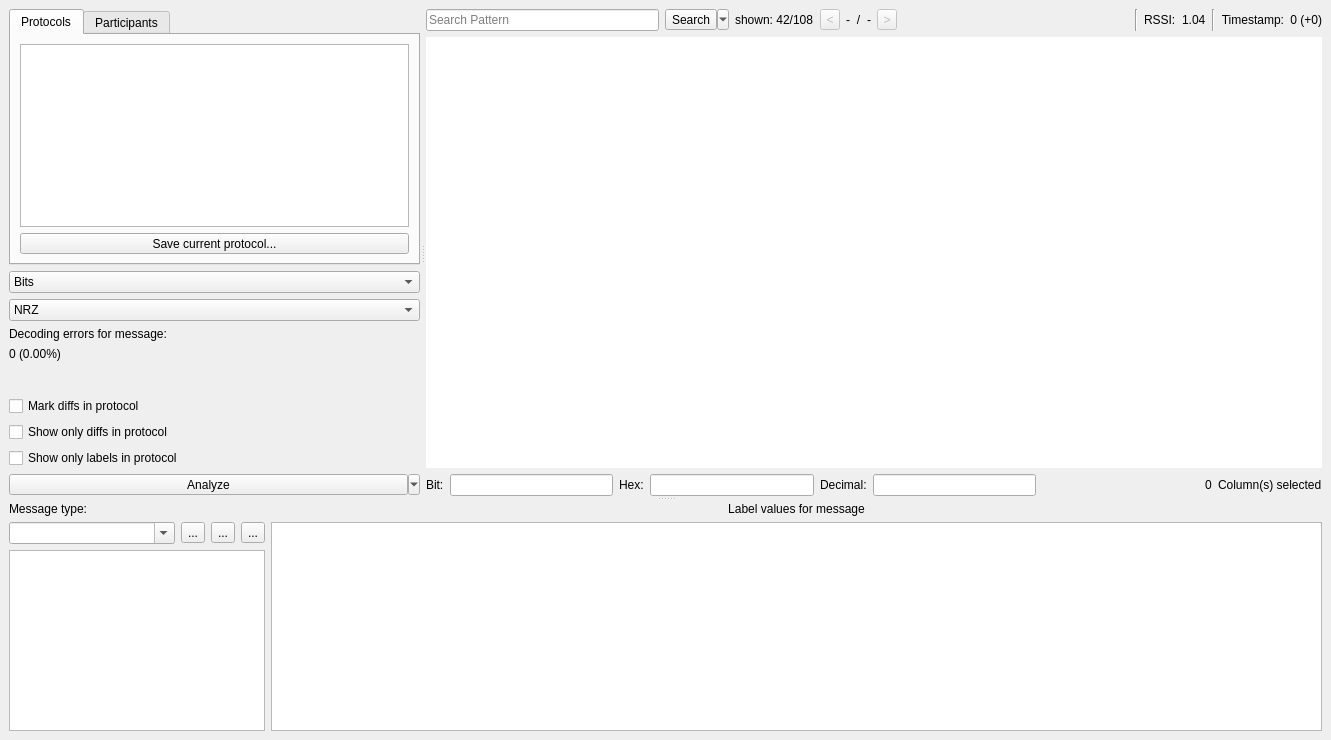
jopohl/urh, file ui/analysis.ui: the form before one commit.
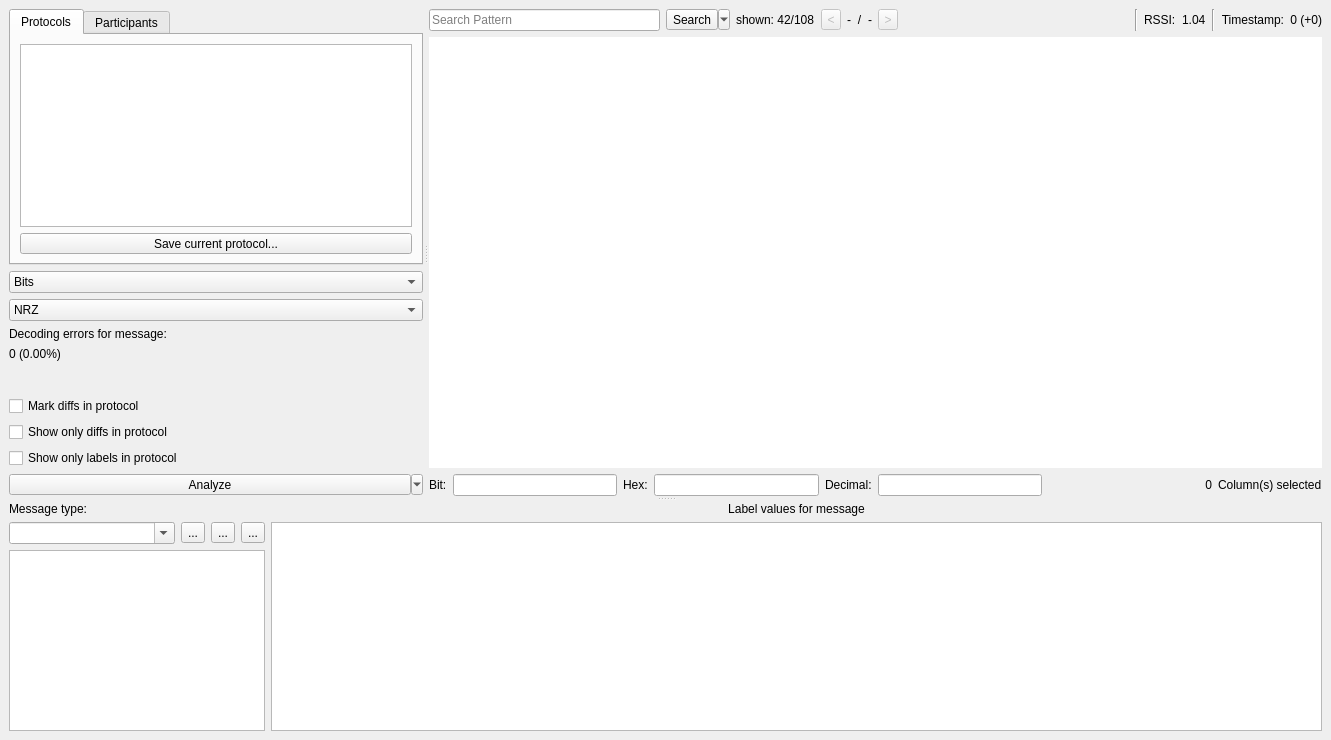
The form after the commit. Icons and pictures are not drawn. Custom widgets are drawn as their Qt base class.

Commit message: make ui more calm

```diff
--- a/ui/analysis.ui
+++ b/ui/analysis.ui
@@ -106,7 +106,7 @@
           <property name="handleWidth">
            <number>6</number>
           </property>
-          <widget class="QWidget" name="">
+          <widget class="QWidget" name="layoutWidget">
            <layout class="QVBoxLayout" name="verticalLayout_2">
             <item>
              <widget class="QTabWidget" name="tabWidget">
@@ -443,7 +443,7 @@
             </item>
            </layout>
           </widget>
-          <widget class="QWidget" name="">
+          <widget class="QWidget" name="layoutWidget">
            <layout class="QVBoxLayout" name="verticalLayout">
             <item>
              <layout class="QGridLayout" name="gridLayout_2">
@@ -868,23 +868,10 @@
                 </property>
                </widget>
               </item>
-              <item>
-               <spacer name="horizontalSpacer">
-                <property name="orientation">
-                 <enum>Qt::Horizontal</enum>
-                </property>
-                <property name="sizeHint" stdset="0">
-                 <size>
-                  <width>40</width>
-                  <height>20</height>
-                 </size>
-                </property>
-               </spacer>
-              </item>
               <item>
                <widget class="QLabel" name="lNumSelectedColumns">
                 <property name="sizePolicy">
-                 <sizepolicy hsizetype="Fixed" vsizetype="Preferred">
+                 <sizepolicy hsizetype="Expanding" vsizetype="Preferred">
                   <horstretch>0</horstretch>
                   <verstretch>0</verstretch>
                  </sizepolicy>
@@ -892,6 +879,9 @@
                 <property name="text">
                  <string>0</string>
                 </property>
+                <property name="alignment">
+                 <set>Qt::AlignRight|Qt::AlignTrailing|Qt::AlignVCenter</set>
+                </property>
                </widget>
               </item>
               <item>
```
The commit also changes 4 other files.
